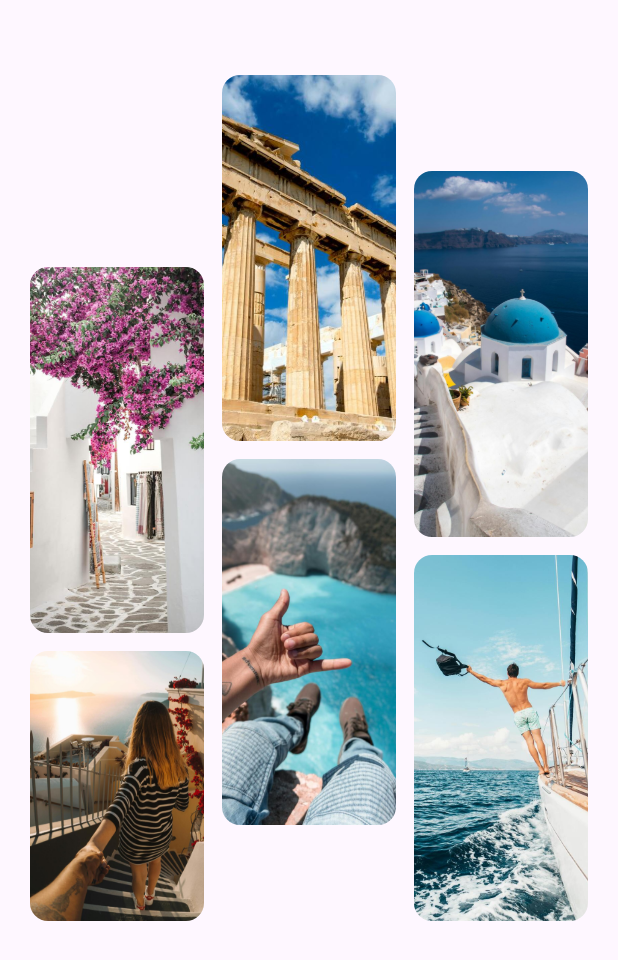
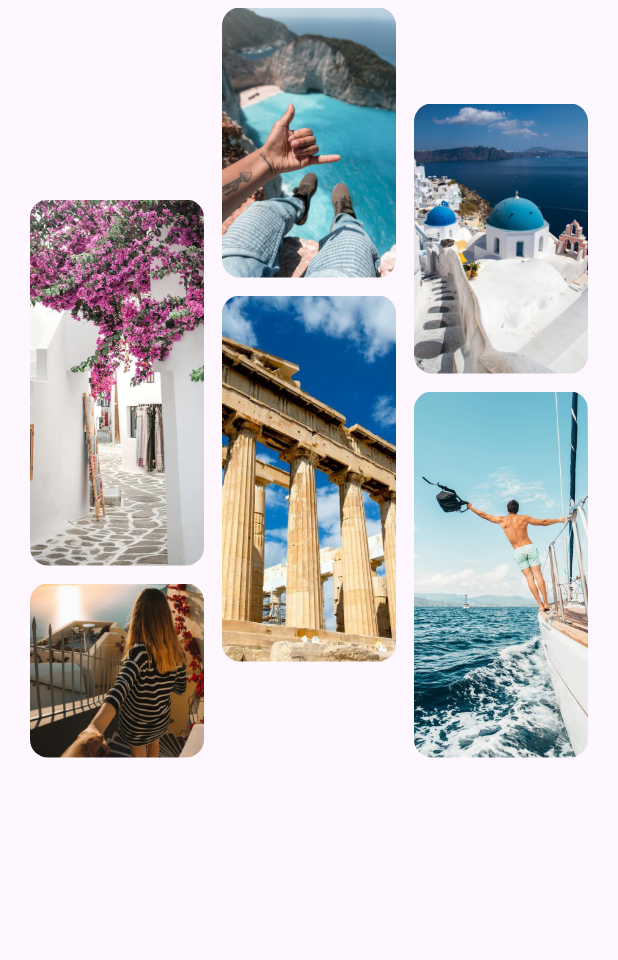
Before and after one commit to AlexEduV/flutter_travel_v2_app, a Flutter app: the screen it shows after launch, on a phone screen of 412 x 824 dp. Shown: the top 960 px of the screen. Run offline on Flutter 3.47's test engine with Material 3 defaults, Android fonts, the phone set to English and light mode, and no system bars; our stand-ins replace gap.

Commit message:
grid adjustments as per design;

```diff
--- a/lib/pages/home_page.dart
+++ b/lib/pages/home_page.dart
@@ -17,10 +17,11 @@ class _MyHomePageState extends State<MyHomePage> {
   Widget build(BuildContext context) {
 
     return Scaffold(
-        body: Column(
+        body: SafeArea(
+          child: Column(
             children: [
 
-            const Gap(50.0),
+              const Gap(5.0),
 
               //grid view
               Padding(
@@ -37,8 +38,8 @@ class _MyHomePageState extends State<MyHomePage> {
                     ),
                     StaggeredGridTile.count(
                       crossAxisCellCount: 2,
-                    mainAxisCellCount: 4,
-                    child: GridTileNormal(source: 'assets/images/get-started-5.jpg',)
+                      mainAxisCellCount: 3,
+                      child: GridTileNormal(source: 'assets/images/get-started-4.jpg',)
                     ),
                     StaggeredGridTile.count(
                       crossAxisCellCount: 2,
@@ -47,7 +48,7 @@ class _MyHomePageState extends State<MyHomePage> {
                     ),
                     StaggeredGridTile.count(
                       crossAxisCellCount: 2,
-                    mainAxisCellCount: 4,
+                      mainAxisCellCount: 3,
                       child: GridTileNormal(source: 'assets/images/get-started-3.jpg',)
                     ),
                     StaggeredGridTile.count(
@@ -58,7 +59,7 @@ class _MyHomePageState extends State<MyHomePage> {
                     StaggeredGridTile.count(
                       crossAxisCellCount: 2,
                       mainAxisCellCount: 4,
-                    child: GridTileNormal(source: 'assets/images/get-started-4.jpg',)
+                      child: GridTileNormal(source: 'assets/images/get-started-5.jpg',)
                     ),
                     StaggeredGridTile.count(
                       crossAxisCellCount: 2,
@@ -67,7 +68,7 @@ class _MyHomePageState extends State<MyHomePage> {
                     ),
                     StaggeredGridTile.count(
                         crossAxisCellCount: 2,
-                      mainAxisCellCount: 3,
+                        mainAxisCellCount: 2,
                         child: GridTileNormal(source: 'assets/images/get-started-2.jpg',)
                     ),
                   ],
@@ -82,6 +83,7 @@ class _MyHomePageState extends State<MyHomePage> {
 
               //'Get started' button
             ],
+          ),
         )
     );
   }
```
Lines whose indentation alone changed are shown as unchanged.
